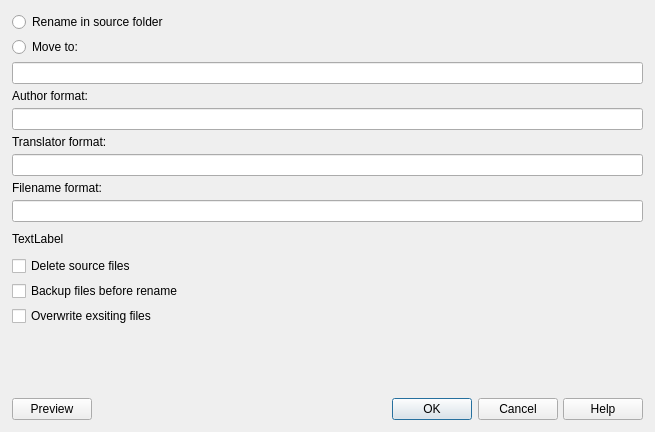
Above: src/designer/renamedialog.ui from dnkorpushov/libro2 before the change. Below: the same form after it.
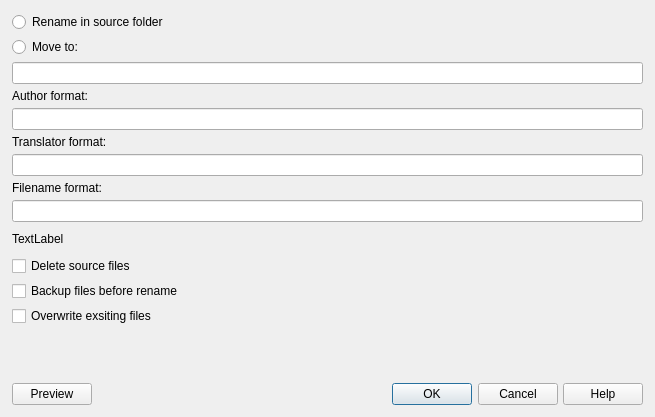
That is the form after the change. Custom widgets are drawn as their Qt base class.

The edit to the form file:
```diff
--- a/src/designer/renamedialog.ui
+++ b/src/designer/renamedialog.ui
@@ -7,7 +7,7 @@
     <x>0</x>
     <y>0</y>
     <width>655</width>
-    <height>432</height>
+    <height>417</height>
    </rect>
   </property>
   <property name="minimumSize">
```
